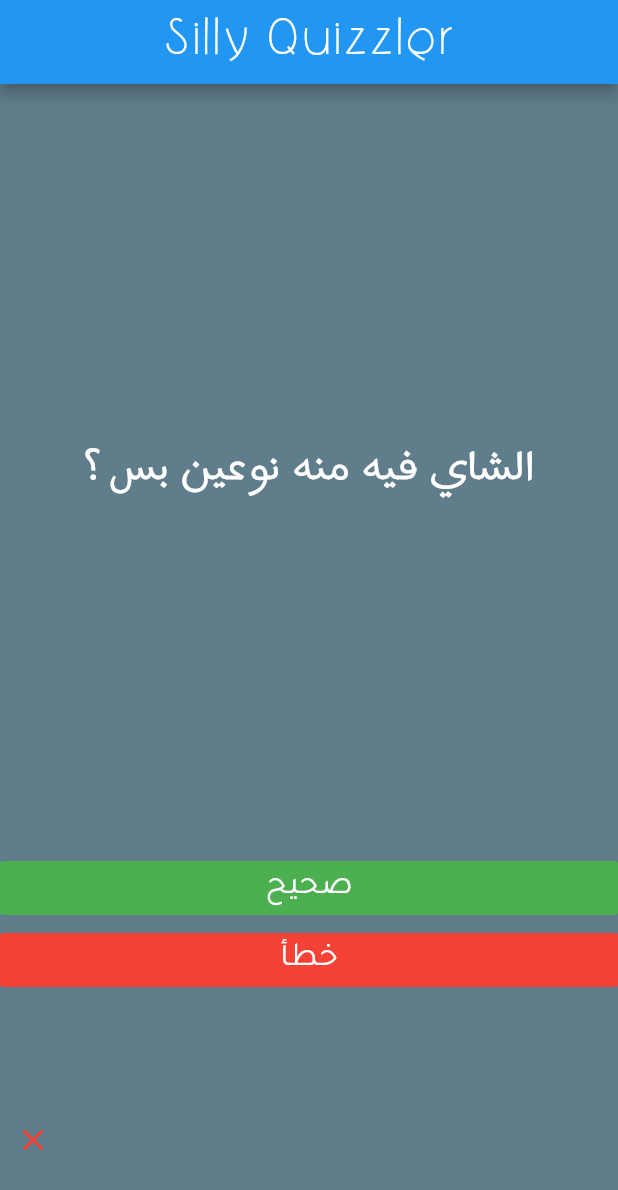
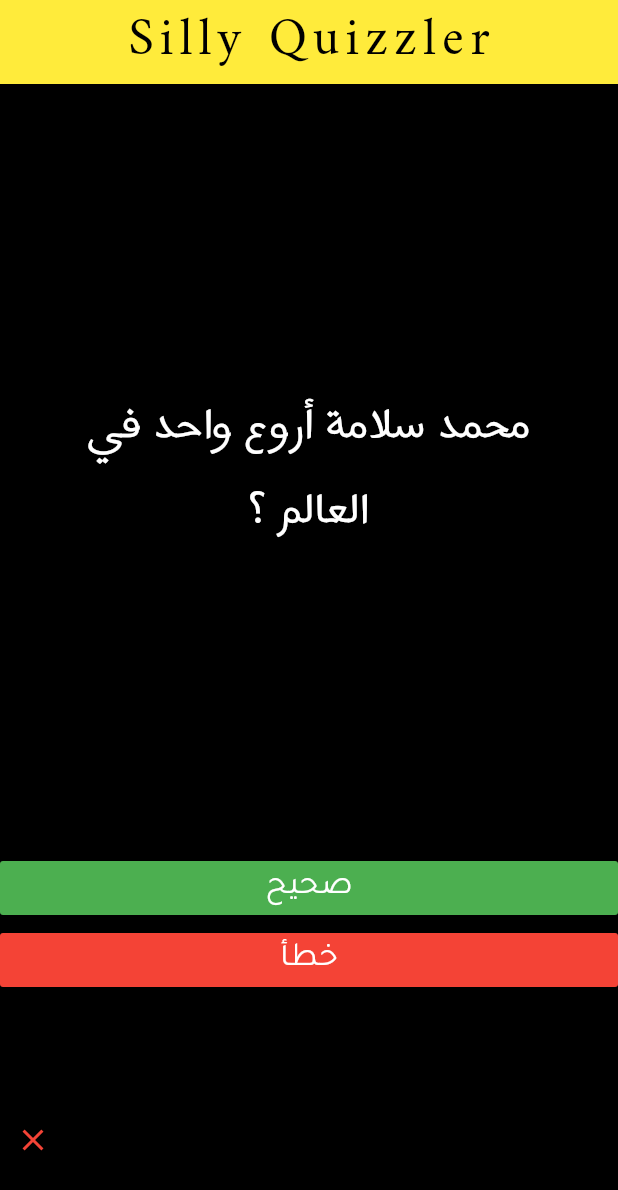
Before and after one commit to grayHatEnigma/quizzler, a Flutter app: the screen it shows after launch, after a tap on "صحيح", on a phone screen of 412 x 824 dp. Shown: the top 1190 px of the screen. Run offline on Flutter 3.47's test engine with Material 2 defaults, Android fonts, the phone set to English and light mode, and no system bars; our stand-ins replace rflutter_alert.

Commit message:
fourth commit - add score class and alert dialogue

```diff
--- a/lib/main.dart
+++ b/lib/main.dart
@@ -1,6 +1,7 @@
 import 'package:flutter/material.dart';
 import 'package:quizzler/questions_bank.dart';
-import 'question.dart';
+import 'score.dart';
+import 'package:rflutter_alert/rflutter_alert.dart';
 
 void main() => runApp(MyApp());
 
@@ -11,15 +12,16 @@
     return MaterialApp(
       debugShowCheckedModeBanner: false,
       home: Scaffold(
-        backgroundColor: Colors.blueGrey,
+        backgroundColor: Colors.black,
         appBar: AppBar(
+          backgroundColor: Colors.yellow,
           centerTitle: true,
           title: Text(
             'Silly Quizzler',
             style: TextStyle(
                 fontSize: 35,
-                color: Colors.white,
-                fontFamily: 'Vibes',
+                color: Colors.black,
+                fontFamily: 'Amiri',
                 letterSpacing: 4),
           ),
         ),
@@ -38,13 +40,11 @@
   /*
    * Variables
    */
-  int correctAnswersCounter = 0;
-  int wrongAnswersCounter = 0;
   String state = 'start';
-  //create a question bank object
+
+  //create a question bank and a score objects
   QuestionBank questionBank = QuestionBank();
-  // score bar icons list
-  List<Icon> scoreBar = [];
+  Score scoreKeeper = Score();
 
   /*
    * Methods
@@ -62,7 +62,7 @@
             padding: const EdgeInsets.all(15.0),
             child: Center(
               child: Text(
-                textToDisplay(state),
+                questionBank.questionText().toString(),
                 textAlign: TextAlign.center,
                 softWrap: true,
                 style: TextStyle(
@@ -80,7 +80,7 @@
           child: Padding(
             padding: const EdgeInsets.all(10.0),
             child: Row(
-              children: scoreBar,
+              children: scoreKeeper.scoreBar,
             ),
           ),
         ),
@@ -127,21 +127,20 @@
   void check(bool buttonClicked) {
     if (state != 'over') {
       if (questionBank.correctAnswer() == buttonClicked) {
-        scoreBar.add(
+        scoreKeeper.addIcon(
           Icon(
             Icons.check,
             color: Colors.green,
           ),
         );
-        correctAnswersCounter++;
+        scoreKeeper.score++; // increment user score
       } else {
-        scoreBar.add(
+        scoreKeeper.addIcon(
           Icon(
             Icons.clear,
             color: Colors.red[500],
           ),
         );
-        wrongAnswersCounter++;
       }
     }
   } //check
@@ -150,14 +149,18 @@
   void update() {
     setState(() {
       state = questionBank.nextQuestion();
+      if (state == 'over') {
+        Alert(
+                context: context,
+                title: "Score",
+                desc: "${scoreKeeper.score} / ${questionBank.size}")
+            .show();
+        scoreKeeper.resetScore();
+        questionBank.resetQuestions();
+        state = 'start';
+      }
     });
-  } //updateScore
+  } //updateScore and ui
 
-  String textToDisplay(state) {
-    if (state == 'over') {
-      return "Score\n$correctAnswersCounter / ${questionBank.size}";
-    } else
-      return questionBank.questionText().toString();
-  }
 ///////////////////// THE END //////////////////////////
 } // Class End.
--- a/lib/question.dart
+++ b/lib/question.dart
@@ -1,7 +1,7 @@
 class Question {
   String question;
   bool correctAnswer;
-  Question({this.question, this.correctAnswer});
+  Question(this.question, this.correctAnswer);
 
   @override
   String toString() => "$question ؟ ";
--- a/lib/questions_bank.dart
+++ b/lib/questions_bank.dart
@@ -6,29 +6,41 @@
   //make it private using '_' notation to limit the access to it
   // ( encapsulation )
   static List<Question> _questions = [
-    Question(question: 'الزمالك هياخد الدوري', correctAnswer: false),
-    Question(question: 'الشاي فيه منه نوعين بس', correctAnswer: false),
-    Question(question: 'محمد سلامة أروع واحد في العالم', correctAnswer: true),
+    Question('الزمالك هياخد الدوري', false),
+    Question('محمد سلامة أروع واحد في العالم', true),
+    Question('بعض القطط عندها حساسية من البشر', true),
+    Question('لو مكنتش سلامة كنت تتمنى تكون سلامة', true),
+    Question('تقريباً ربع عظام الإنسان في رجله', true),
+    Question('محمد بيحب أماني', true),
+    Question('غير قانوني في البرتغال إنك تعمل حمام في المحيط', true),
+    Question('بتحب محمد سلامة', true),
+    Question('تقدر تطبق ورقة نصين أكتر من سبع مرات', false),
     Question(
-        question: 'لو مكنتش سلامة كنت تتمنى تكون سلامة', correctAnswer: true),
-    Question(question: 'بتحب محمد سلامة', correctAnswer: true),
-    Question(question: 'محمد بيحب أماني', correctAnswer: true),
+        'الشوكولاته بتأثر على القلب والجهاز العصبي عند الكلاب وقد تؤدي للوفاة',
+        true),
+    Question('شرب اللبن و التمر هندي مع بعض بيأثر على الجهاز المناعي', false),
+    Question('محمد بيحب أماني أوي', true),
   ];
 
   //question bank size
   int size = _questions.length;
 
   String nextQuestion() {
-    if (_questionIndex < size - 1) {
+    if (_questionIndex < _questions.length - 1) {
       _questionIndex++;
       return 'continue';
     }
     return 'over';
   }
 
-  //normal method not a getter
+  //normal method not a getter to get a single question text
   String questionText() => _questions[_questionIndex].toString();
 
-  //get correct answer
+  //get correct answer for a certain question
   bool correctAnswer() => _questions[_questionIndex].correctAnswer;
+  //reset and reshuffle question bank
+  void resetQuestions() {
+    _questions.shuffle();
+    _questionIndex = 0;
+  }
 }
--- /dev/null
+++ b/lib/score.dart
@@ -0,0 +1,16 @@
+import 'package:flutter/material.dart';
+
+class Score {
+  int score = 0;
+
+  List<Icon> scoreBar = [];
+
+  void addIcon(Icon icon) {
+    scoreBar.add(icon);
+  }
+
+  void resetScore() {
+    scoreBar.clear();
+    score = 0;
+  }
+}
```
Also changed, not shown: pubspec.yaml (+2 -41 lines), fonts/Caveat-Regular.ttf (deleted), fonts/Pacifico-Regular.ttf (deleted), fonts/SourceSansPro-Regular.ttf (deleted), fonts/VT323-Regular.ttf (deleted), pubspec.lock, 5 other files.
